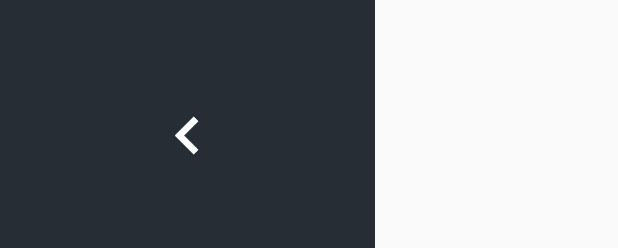
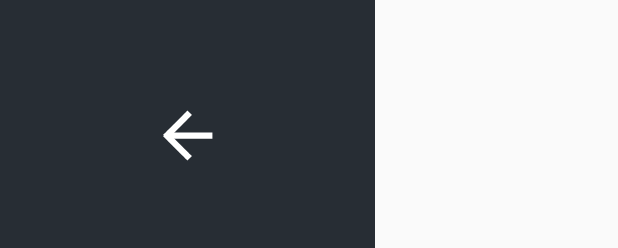
Before and after one commit to Hai-VoLuong/flutter_login_BLOC, a Flutter app: the CollapsingNavigationDrawer widget shown alone on an empty page, opened directly, on a phone screen of 412 x 824 dp. Shown: the part 988-1236 px from the top of the screen. Run offline on Flutter 3.47's test engine with Material 2 defaults, Android fonts, the phone set to English and light mode, and no system bars; statements that could not run were skipped.

Commit message:
animation when click button icon menu

```diff
--- a/login_bloc/lib/ui/common/collapsing_list_title.dart
+++ b/login_bloc/lib/ui/common/collapsing_list_title.dart
@@ -4,23 +4,42 @@ import 'package:login_bloc/theme.dart';
 class CollasingListTitle extends StatefulWidget {
   final String title;
   final IconData icon;
+  final AnimationController animationController;
 
-  CollasingListTitle({@required this.title,@required this.icon});
+  CollasingListTitle({
+    @required this.title,
+    @required this.icon,
+    @required this.animationController,
+  });
 
   @override
   _CollasingListTitleState createState() => _CollasingListTitleState();
 }
 
 class _CollasingListTitleState extends State<CollasingListTitle> {
+  Animation<double> widthAnimation, sizeBoxAnimation;
+
+  @override
+  void initState() {
+    super.initState();
+    widthAnimation =
+        Tween<double>(begin: 250, end: 60).animate(widget.animationController);
+    sizeBoxAnimation =
+        Tween<double>(begin: 10, end: 0).animate(widget.animationController);
+  }
+
   @override
   Widget build(BuildContext context) {
     return Container(
+      width: widthAnimation.value,
       margin: EdgeInsets.symmetric(horizontal: 8, vertical: 8),
       child: Row(
         children: <Widget>[
           Icon(widget.icon, color: Colors.white30, size: 38),
-          SizedBox(width: 10),
-          Text(widget.title ,style: listTitleDefaultTextStyle),
+          SizedBox(width: sizeBoxAnimation.value),
+          (widthAnimation.value >= 220)
+              ? Text(widget.title, style: listTitleDefaultTextStyle)
+              : Container(),
         ],
       ),
     );
--- a/login_bloc/lib/ui/common/collapsing_navigation_drawer.dart
+++ b/login_bloc/lib/ui/common/collapsing_navigation_drawer.dart
@@ -9,16 +9,34 @@ class CollapsingNavigationDrawer extends StatefulWidget {
       _CollapsingNavigationDrawerState();
 }
 
-class _CollapsingNavigationDrawerState
-    extends State<CollapsingNavigationDrawer> {
+class _CollapsingNavigationDrawerState extends State<CollapsingNavigationDrawer>
+    with SingleTickerProviderStateMixin {
   double maxWidth = 250;
-  double minWidth = 70;
+  double minWidth = 60;
   bool isCollapsed = false;
+  AnimationController _animationController;
+  Animation<double> widthAnimation;
+
+  @override
+  void initState() {
+    super.initState();
+    _animationController = AnimationController(
+        vsync: this, duration: Duration(milliseconds: 300));
+    widthAnimation = Tween<double>(begin: maxWidth, end: minWidth)
+        .animate(_animationController);
+  }
 
   @override
   Widget build(BuildContext context) {
+    return AnimatedBuilder(
+      animation: _animationController,
+      builder: (context, widget) => getWidget(context, widget),
+    );
+  }
+
+  Widget getWidget(context, widget) {
     return Container(
-      width: 250,
+      width: widthAnimation.value,
       color: drawerBackgroundColor,
       child: Column(
         children: <Widget>[
@@ -26,6 +44,7 @@ class _CollapsingNavigationDrawerState
           CollasingListTitle(
             title: 'Sarah Pulson',
             icon: Icons.person,
+            animationController: _animationController,
           ),
           Expanded(
             child: ListView.builder(
@@ -34,6 +53,7 @@ class _CollapsingNavigationDrawerState
                 return CollasingListTitle(
                   title: navigationModels[counter].title,
                   icon: navigationModels[counter].icon,
+                  animationController: _animationController,
                 );
               },
             ),
@@ -42,9 +62,17 @@ class _CollapsingNavigationDrawerState
             onTap: () {
               setState(() {
                 isCollapsed = !isCollapsed;
+                isCollapsed
+                    ? _animationController.forward()
+                    : _animationController.reverse();
               });
             },
-            child: Icon(Icons.chevron_left, color: Colors.white, size: 50),
+            child: AnimatedIcon(
+              icon: AnimatedIcons.arrow_menu,
+              progress: _animationController,
+              color: Colors.white,
+              size: 50
+            ),
           ),
           SizedBox(height: 50),
         ],
```
